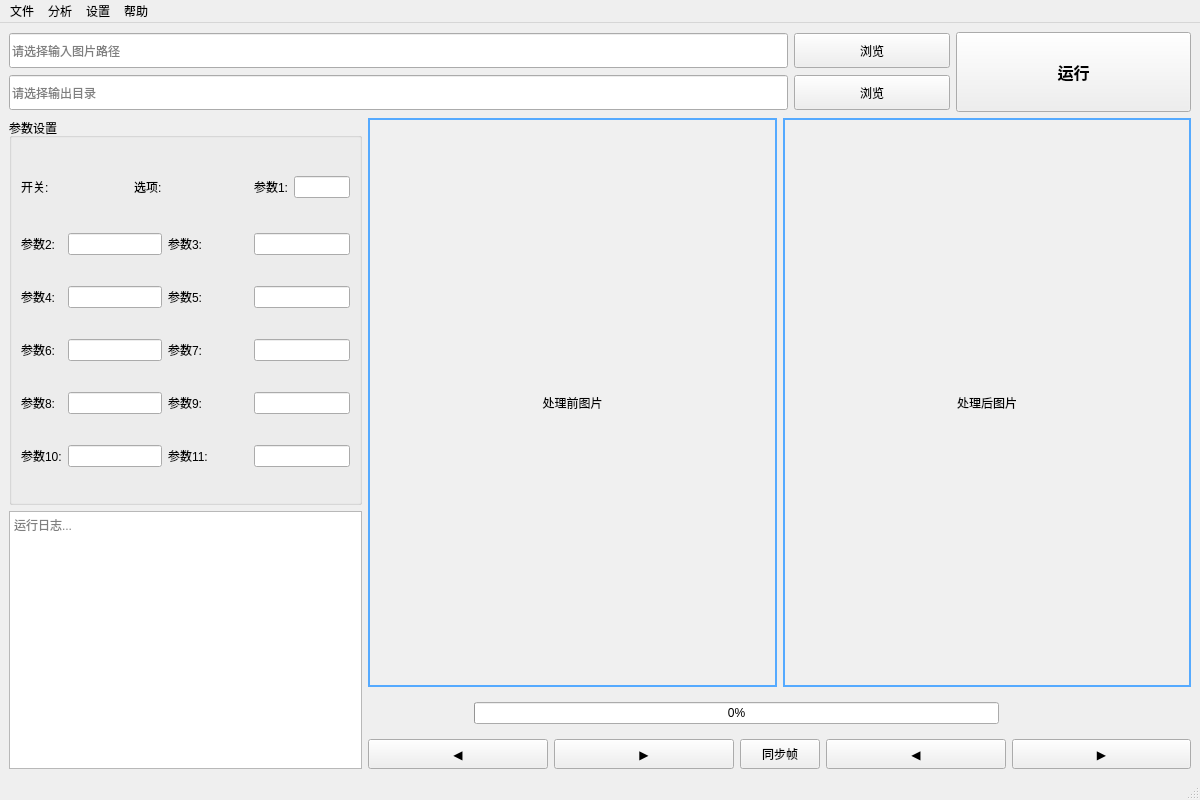
Before: the Qt Designer form mainwindow.ui in Ruoave/Dark-optical-sectioning-with-Qt-, drawn with Qt 5.
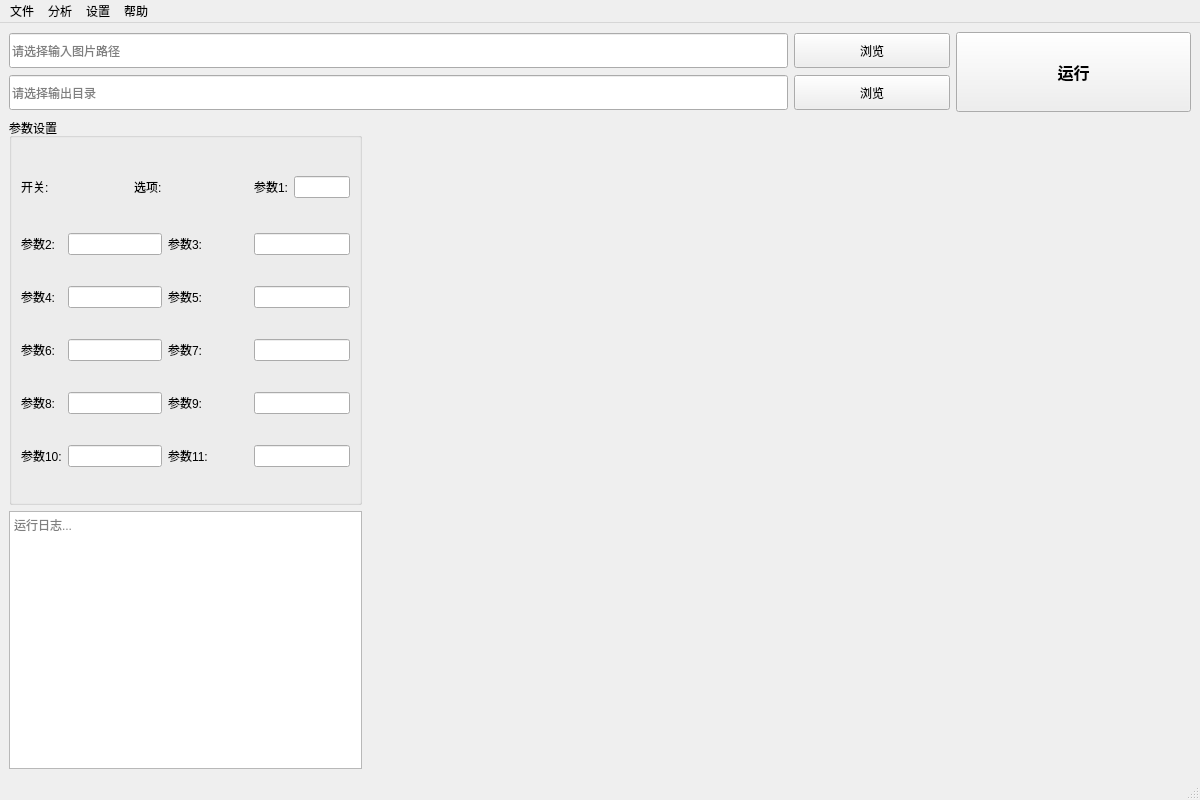
After: the same form once the commit is applied.

Commit message:
ui 3.2.0  橙色区独立
橙色区独立

```diff
--- a/mainwindow.ui
+++ b/mainwindow.ui
@@ -291,205 +291,9 @@
        </layout>
       </item>
       <item>
-       <layout class="QVBoxLayout" name="verticalLayout_right" stretch="9,0,1">
+       <layout class="QVBoxLayout" name="verticalLayout_right">
         <item>
-         <layout class="QHBoxLayout" name="horizontalLayout_images" stretch="1,1">
-          <item>
-           <widget class="QLabel" name="label_originalImage">
-            <property name="minimumSize">
-             <size>
-              <width>300</width>
-              <height>300</height>
-             </size>
-            </property>
-            <property name="styleSheet">
-             <string notr="true">QLabel {
-	border: 2px solid #55aaff;
-	background-color: #f0f0f0;
-}</string>
-            </property>
-            <property name="text">
-             <string>处理前图片</string>
-            </property>
-            <property name="alignment">
-             <set>Qt::AlignCenter</set>
-            </property>
-           </widget>
-          </item>
-          <item>
-           <widget class="QLabel" name="label_processedImage">
-            <property name="minimumSize">
-             <size>
-              <width>300</width>
-              <height>300</height>
-             </size>
-            </property>
-            <property name="styleSheet">
-             <string notr="true">QLabel {
-	border: 2px solid #55aaff;
-	background-color: #f0f0f0;
-}</string>
-            </property>
-            <property name="text">
-             <string>处理后图片</string>
-            </property>
-            <property name="alignment">
-             <set>Qt::AlignCenter</set>
-            </property>
-           </widget>
-          </item>
-         </layout>
-        </item>
-        <item>
-         <layout class="QHBoxLayout" name="horizontalLayout_topControlBar">
-          <item>
-           <widget class="QWidget" name="widget_sliderOriginal" native="true">
-            <property name="minimumSize">
-             <size>
-              <width>100</width>
-              <height>40</height>
-             </size>
-            </property>
-            <property name="maximumSize">
-             <size>
-              <width>150</width>
-              <height>40</height>
-             </size>
-            </property>
-           </widget>
-          </item>
-          <item>
-           <widget class="QProgressBar" name="progressBar_processing">
-            <property name="visible">
-             <bool>true</bool>
-            </property>
-            <property name="value">
-             <number>0</number>
-            </property>
-           </widget>
-          </item>
-          <item>
-           <widget class="QWidget" name="widget_progressValue" native="true">
-            <property name="minimumSize">
-             <size>
-              <width>80</width>
-              <height>40</height>
-             </size>
-            </property>
-            <property name="maximumSize">
-             <size>
-              <width>80</width>
-              <height>40</height>
-             </size>
-            </property>
-           </widget>
-          </item>
-          <item>
-           <widget class="QWidget" name="widget_sliderProcessed" native="true">
-            <property name="minimumSize">
-             <size>
-              <width>100</width>
-              <height>40</height>
-             </size>
-            </property>
-            <property name="maximumSize">
-             <size>
-              <width>150</width>
-              <height>40</height>
-             </size>
-            </property>
-           </widget>
-          </item>
-         </layout>
-        </item>
-        <item>
-         <layout class="QHBoxLayout" name="horizontalLayout_controlBar" stretch="0,0,0">
-          <item>
-           <layout class="QHBoxLayout" name="horizontalLayout_leftArrows">
-            <property name="spacing">
-             <number>6</number>
-            </property>
-            <item>
-             <widget class="QPushButton" name="pushButton_prevLeft">
-              <property name="minimumSize">
-               <size>
-                <width>40</width>
-                <height>30</height>
-               </size>
-              </property>
-              <property name="text">
-               <string>◀</string>
-              </property>
-             </widget>
-            </item>
-            <item>
-             <widget class="QPushButton" name="pushButton_nextLeft">
-              <property name="minimumSize">
-               <size>
-                <width>40</width>
-                <height>30</height>
-               </size>
-              </property>
-              <property name="text">
-               <string>▶</string>
-              </property>
-             </widget>
-            </item>
-           </layout>
-          </item>
-          <item>
-           <widget class="QPushButton" name="pushButton_syncFrames">
-            <property name="maximumSize">
-             <size>
-              <width>80</width>
-              <height>30</height>
-             </size>
-            </property>
-            <property name="text">
-             <string>同步帧</string>
-            </property>
-            <property name="autoDefault">
-             <bool>false</bool>
-            </property>
-            <property name="default">
-             <bool>false</bool>
-            </property>
-            <property name="flat">
-             <bool>false</bool>
-            </property>
-           </widget>
-          </item>
-          <item>
-           <layout class="QHBoxLayout" name="horizontalLayout_rightArrows">
-            <item>
-             <widget class="QPushButton" name="pushButton_prevRight">
-              <property name="minimumSize">
-               <size>
-                <width>40</width>
-                <height>30</height>
-               </size>
-              </property>
-              <property name="text">
-               <string>◀</string>
-              </property>
-             </widget>
-            </item>
-            <item>
-             <widget class="QPushButton" name="pushButton_nextRight">
-              <property name="minimumSize">
-               <size>
-                <width>40</width>
-                <height>30</height>
-               </size>
-              </property>
-              <property name="text">
-               <string>▶</string>
-              </property>
-             </widget>
-            </item>
-           </layout>
-          </item>
-         </layout>
+         <widget class="QWidget" name="widget_orangePlaceholder" native="true"/>
         </item>
        </layout>
       </item>
```
The commit also changes 5 other files.
